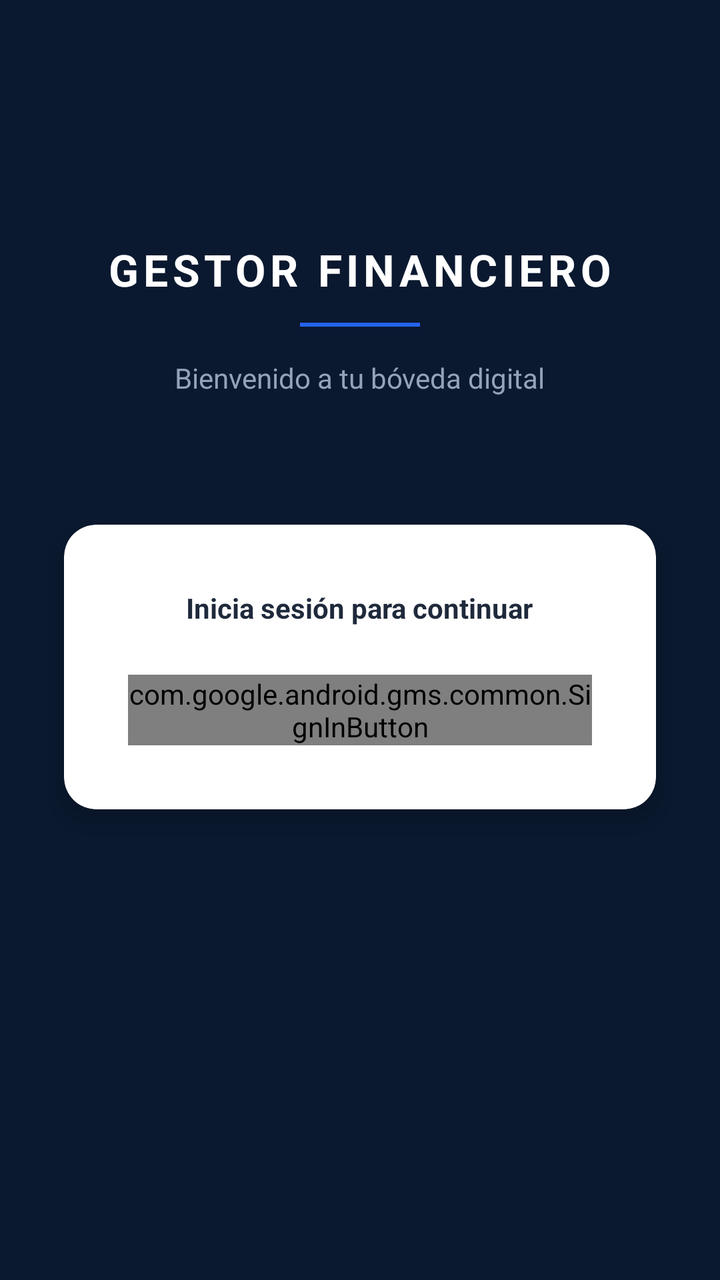
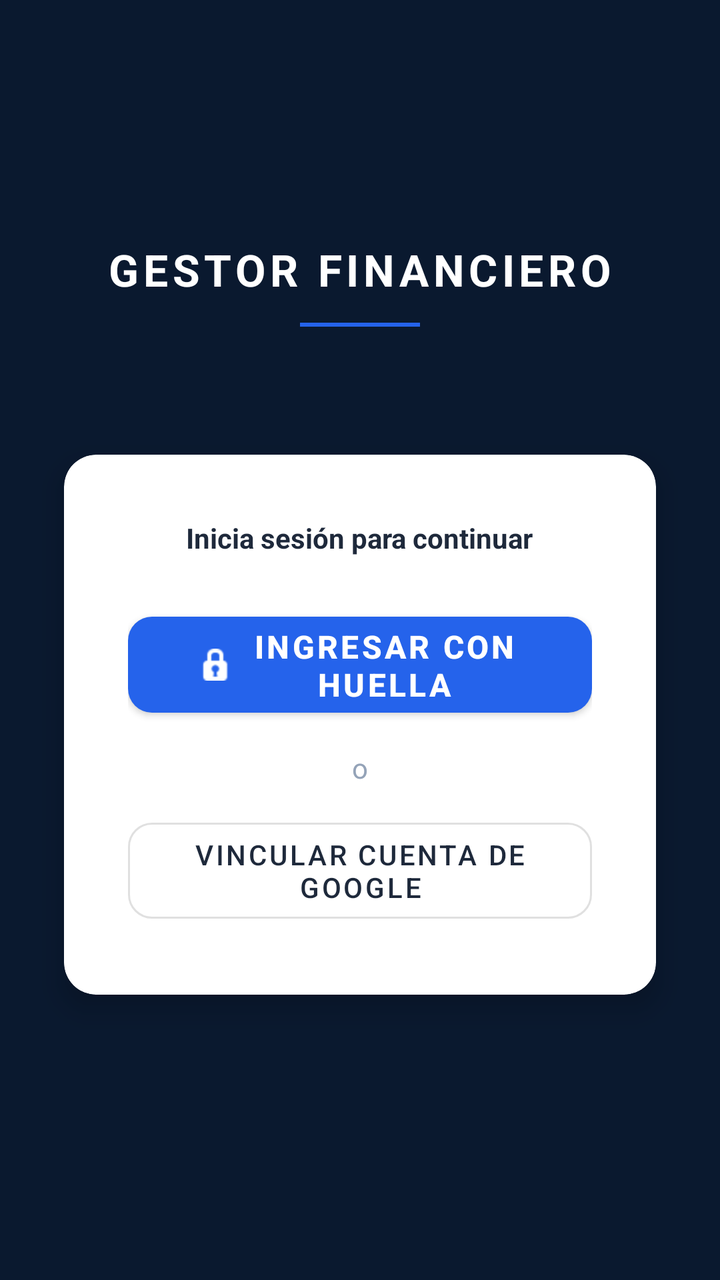

Two renders of the same Android screen: before a commit and after it. Below are the layout's source before the change and the commit's diff.
<!-- AndroidManifest.xml: application theme Theme.GFD -->
<!-- res/layout/activity_login.xml -->
<?xml version="1.0" encoding="utf-8"?>
<androidx.constraintlayout.widget.ConstraintLayout xmlns:android="http://schemas.android.com/apk/res/android"
    xmlns:app="http://schemas.android.com/apk/res-auto"
    android:layout_width="match_parent"
    android:layout_height="match_parent"
    android:background="@color/azul_noche">

    
    <TextView
        android:id="@+id/tvTituloLogin"
        android:layout_width="wrap_content"
        android:layout_height="wrap_content"
        android:text="GESTOR FINANCIERO"
        android:textSize="22sp"
        android:textStyle="bold"
        android:textColor="@color/blanco_puro"
        android:letterSpacing="0.10"
        android:layout_marginTop="120dp"
        app:layout_constraintTop_toTopOf="parent"
        app:layout_constraintStart_toStartOf="parent"
        app:layout_constraintEnd_toEndOf="parent" />

    
    <View
        android:id="@+id/lineaDecorativa"
        android:layout_width="60dp"
        android:layout_height="2dp"
        android:background="@color/azul_tecnologico"
        android:layout_marginTop="12dp"
        app:layout_constraintTop_toBottomOf="@id/tvTituloLogin"
        app:layout_constraintStart_toStartOf="parent"
        app:layout_constraintEnd_toEndOf="parent" />

    
    <TextView
        android:id="@+id/tvSubtituloLogin"
        android:layout_width="wrap_content"
        android:layout_height="wrap_content"
        android:text="Bienvenido a tu bóveda digital"
        android:textSize="14sp"
        android:textColor="@color/gris_pizarra"
        android:layout_marginTop="16dp"
        app:layout_constraintTop_toBottomOf="@id/lineaDecorativa"
        app:layout_constraintStart_toStartOf="parent"
        app:layout_constraintEnd_toEndOf="parent" />

    
    <androidx.cardview.widget.CardView
        android:layout_width="0dp"
        android:layout_height="wrap_content"
        android:layout_marginHorizontal="32dp"
        android:layout_marginTop="64dp"
        app:cardBackgroundColor="@color/blanco_puro"
        app:cardCornerRadius="16dp"
        app:cardElevation="8dp"
        app:layout_constraintTop_toBottomOf="@id/tvSubtituloLogin"
        app:layout_constraintStart_toStartOf="parent"
        app:layout_constraintEnd_toEndOf="parent">

        <LinearLayout
            android:layout_width="match_parent"
            android:layout_height="wrap_content"
            android:orientation="vertical"
            android:padding="32dp"
            android:gravity="center">

            <TextView
                android:layout_width="wrap_content"
                android:layout_height="wrap_content"
                android:text="Inicia sesión para continuar"
                android:textColor="@color/negro_carbon"
                android:textSize="14sp"
                android:textStyle="bold"
                android:layout_marginBottom="24dp"/>

            
            <com.google.android.gms.common.SignInButton
                android:id="@+id/btnGoogleSignIn"
                android:layout_width="wrap_content"
                android:layout_height="wrap_content" />

        </LinearLayout>
    </androidx.cardview.widget.CardView>

</androidx.constraintlayout.widget.ConstraintLayout>
<!-- resources referenced by this layout -->
<resources>
  <color name="azul_noche">#0A192F</color>
  <color name="azul_tecnologico">#2563EB</color>
  <color name="blanco_puro">#FFFFFF</color>
  <color name="gris_pizarra">#94A3B8</color>
  <color name="negro_carbon">#1E293B</color>
  <style name="Theme.GFD" parent="Theme.MaterialComponents.DayNight.NoActionBar">
  
          <item name="android:windowAnimationStyle">@android:style/Animation.Activity</item>
  
          
          <item name="colorPrimary">@color/azul_tecnologico</item>
          <item name="colorPrimaryVariant">@color/azul_noche</item>
          <item name="colorOnPrimary">@color/blanco_puro</item>
  
          
          <item name="android:windowBackground">@color/azul_noche</item>
  
          
          <item name="android:textColor">@color/blanco_puro</item>
  
          
          <item name="android:statusBarColor">@color/azul_noche</item>
          <item name="android:windowLightStatusBar">false</item>
      </style>
</resources>

<!-- the commit's change to res/layout/activity_login.xml (unified diff, before → after) -->
@@ -32,19 +32,6 @@
         app:layout_constraintEnd_toEndOf="parent" />
 
     
-    <TextView
-        android:id="@+id/tvSubtituloLogin"
-        android:layout_width="wrap_content"
-        android:layout_height="wrap_content"
-        android:text="Bienvenido a tu bóveda digital"
-        android:textSize="14sp"
-        android:textColor="@color/gris_pizarra"
-        android:layout_marginTop="16dp"
-        app:layout_constraintTop_toBottomOf="@id/lineaDecorativa"
-        app:layout_constraintStart_toStartOf="parent"
-        app:layout_constraintEnd_toEndOf="parent" />
-
-    
     <androidx.cardview.widget.CardView
         android:layout_width="0dp"
         android:layout_height="wrap_content"
@@ -53,7 +40,7 @@
         app:cardBackgroundColor="@color/blanco_puro"
         app:cardCornerRadius="16dp"
         app:cardElevation="8dp"
-        app:layout_constraintTop_toBottomOf="@id/tvSubtituloLogin"
+        app:layout_constraintTop_toBottomOf="@id/lineaDecorativa"
         app:layout_constraintStart_toStartOf="parent"
         app:layout_constraintEnd_toEndOf="parent">
 
@@ -64,7 +51,9 @@
             android:padding="32dp"
             android:gravity="center">
 
+            
             <TextView
+                android:id="@+id/tvCuentaRecordada"
                 android:layout_width="wrap_content"
                 android:layout_height="wrap_content"
                 android:text="Inicia sesión para continuar"
@@ -74,10 +63,42 @@
                 android:layout_marginBottom="24dp"/>
 
             
-            <com.google.android.gms.common.SignInButton
-                android:id="@+id/btnGoogleSignIn"
+            <com.google.android.material.button.MaterialButton
+                android:id="@+id/btnHuella"
+                android:layout_width="match_parent"
+                android:layout_height="60dp"
+                android:text="Ingresar con Huella"
+                android:textColor="@color/blanco_puro"
+                android:textSize="16sp"
+                android:textStyle="bold"
+                app:backgroundTint="@color/azul_tecnologico"
+                app:cornerRadius="12dp"
+                app:icon="@android:drawable/ic_secure"
+                app:iconGravity="textStart"
+                app:iconTint="@color/blanco_puro" />
+
+            
+            <TextView
+                android:id="@+id/tvSeparador"
                 android:layout_width="wrap_content"
-                android:layout_height="wrap_content" />
+                android:layout_height="wrap_content"
+                android:text="o"
+                android:textColor="@color/gris_pizarra"
+                android:textSize="14sp"
+                android:layout_marginVertical="12dp"/>
+
+            
+            <com.google.android.material.button.MaterialButton
+                android:id="@+id/btnGoogleClasico"
+                style="@style/Widget.MaterialComponents.Button.OutlinedButton"
+                android:layout_width="match_parent"
+                android:layout_height="60dp"
+                android:text="Vincular cuenta de Google"
+                android:textColor="@color/negro_carbon"
+                android:textSize="14sp"
+                app:cornerRadius="12dp"
+                app:strokeColor="#E0E0E0"
+                app:strokeWidth="1dp" />
 
         </LinearLayout>
     </androidx.cardview.widget.CardView>
